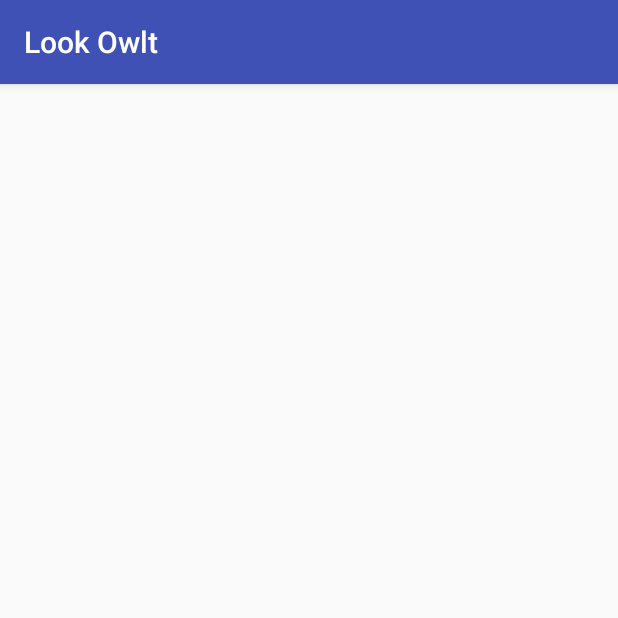
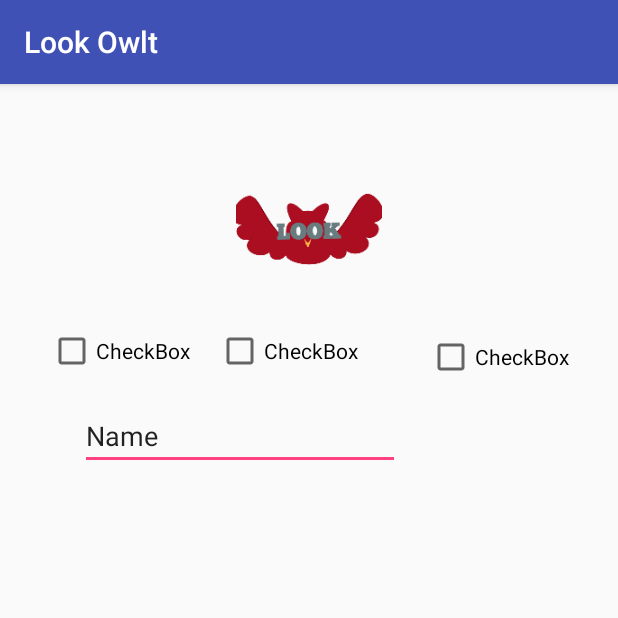
Before and after one commit to drwitteck/Test, an Android app: the CreateNewReportActivity screen opened directly, with no data from a screen before it, on a phone screen of 412 x 824 dp, the top half of it. Run offline under Robolectric (Android 15) with nearby library versions, the phone set to English and light mode, and no system bars.

Commit message:
added more tests to factory tests and started editing layout file for creating new report activity.

```diff
--- a/app/src/main/java/com/theshulmonies/lookowlt/Reports/EmergencyReport.java
+++ b/app/src/main/java/com/theshulmonies/lookowlt/Reports/EmergencyReport.java
@@ -17,8 +17,15 @@ public class EmergencyReport extends EventsReport {
      * @param sendReport type boolean
      *
      */
-    public void sentReportDetailsToTUPD(boolean sendReport){
+    public boolean sentReportDetailsToTUPD(boolean sendReport){
 
+        boolean success = false;
+
+        if(true){
+            success = true;
+            return success;
+        }
+        return false;
     }
 
 }
--- a/app/src/main/java/com/theshulmonies/lookowlt/Reports/FreeStuffReport.java
+++ b/app/src/main/java/com/theshulmonies/lookowlt/Reports/FreeStuffReport.java
@@ -6,12 +6,21 @@ package com.theshulmonies.lookowlt.Reports;
 
 public class FreeStuffReport extends EventsReport {
 
+    private final String DEFAULT_HEADER = "FREE STUFF ALERT!!!";
+
+
+
     private String eventHeader;
 
     public FreeStuffReport(){
         super();
     }
-    public void setEventHeader(){
+    public void setEventHeader(String eventTitle){
+         eventHeader = DEFAULT_HEADER + " " + eventTitle;
+
 
     }
+    public String getEventHeader() {
+        return eventHeader;
+    }
 }
--- a/app/src/main/java/com/theshulmonies/lookowlt/Reports/MaintenanceReport.java
+++ b/app/src/main/java/com/theshulmonies/lookowlt/Reports/MaintenanceReport.java
@@ -17,7 +17,15 @@ public class MaintenanceReport extends EventsReport {
      *
      */
 
-    public  void sentReportDetailsToTUMD(boolean sendReport){
+    public  boolean sentReportDetailsToTUMD(boolean sendReport){
+
+        boolean success = false;
+
+        if(true){
+            success = true;
+            return success;
+        }
+        return false;
 
     }
 
--- a/app/src/main/res/layout/activity_create_new_report.xml
+++ b/app/src/main/res/layout/activity_create_new_report.xml
@@ -6,4 +6,65 @@
     android:layout_height="match_parent"
     tools:context="com.theshulmonies.lookowlt.CreateNewReportActivity">
 
+    <ImageView
+        android:id="@+id/reportImage"
+        android:layout_width="wrap_content"
+        android:layout_height="97dp"
+        android:layout_marginBottom="8dp"
+        android:layout_marginEnd="8dp"
+        android:layout_marginStart="8dp"
+        android:layout_marginTop="48dp"
+        app:layout_constraintBottom_toBottomOf="parent"
+        app:layout_constraintEnd_toEndOf="parent"
+        app:layout_constraintStart_toStartOf="parent"
+        app:layout_constraintTop_toTopOf="parent"
+        app:layout_constraintVertical_bias="0.0"
+        app:srcCompat="@mipmap/ic_launcher_foreground" />
+
+    <CheckBox
+        android:id="@+id/maintenacneBox"
+        android:layout_width="wrap_content"
+        android:layout_height="36dp"
+        android:layout_marginStart="32dp"
+        android:layout_marginTop="160dp"
+        android:text="CheckBox"
+        app:layout_constraintStart_toStartOf="parent"
+        app:layout_constraintTop_toTopOf="parent" />
+
+    <CheckBox
+        android:id="@+id/emergencyBox"
+        android:layout_width="wrap_content"
+        android:layout_height="36dp"
+        android:layout_marginStart="144dp"
+        android:layout_marginTop="160dp"
+        android:text="CheckBox"
+        app:layout_constraintStart_toStartOf="parent"
+        app:layout_constraintTop_toTopOf="parent" />
+
+    <CheckBox
+        android:id="@+id/freeStuffBox"
+        android:layout_width="wrap_content"
+        android:layout_height="36dp"
+        android:layout_marginEnd="8dp"
+        android:layout_marginStart="260dp"
+        android:layout_marginTop="164dp"
+        android:text="CheckBox"
+        app:layout_constraintEnd_toEndOf="parent"
+        app:layout_constraintStart_toStartOf="parent"
+        app:layout_constraintTop_toTopOf="parent" />
+
+    <EditText
+        android:id="@+id/titleText"
+        android:layout_width="wrap_content"
+        android:layout_height="wrap_content"
+        android:layout_marginEnd="8dp"
+        android:layout_marginStart="8dp"
+        android:layout_marginTop="16dp"
+        android:ems="10"
+        android:inputType="textPersonName"
+        android:text="Name"
+        app:layout_constraintEnd_toEndOf="parent"
+        app:layout_constraintHorizontal_bias="0.248"
+        app:layout_constraintStart_toStartOf="parent"
+        app:layout_constraintTop_toBottomOf="@+id/emergencyBox" />
 </android.support.constraint.ConstraintLayout>
```
Also changed, not shown: 1 other file.
